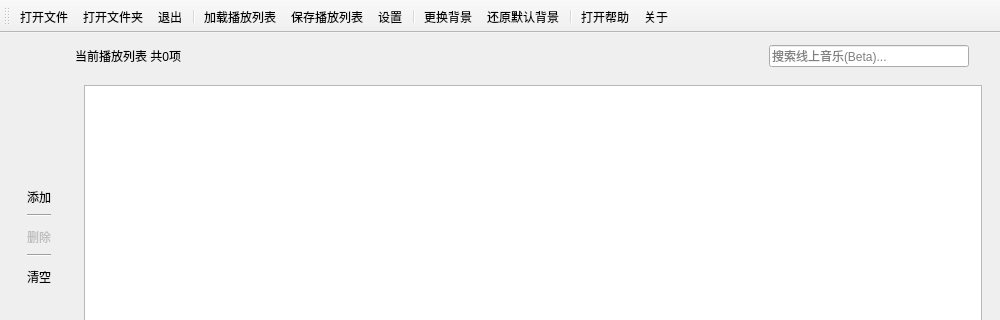
Before: the Qt Designer form src/playerwindow.ui in Remaker01/TinyPlayer, drawn with Qt 5; both pictures show x 0 to 1000 and y 0 to 320 of the 1000 by 667 pixel window.
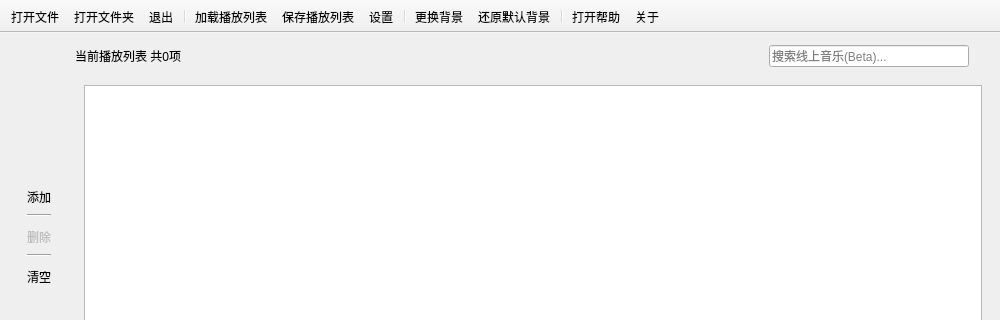
After: the same form once the commit is applied. Icons and pictures are not drawn. Custom widgets are drawn as their Qt base class.

```diff
--- a/src/playerwindow.ui
+++ b/src/playerwindow.ui
@@ -579,6 +579,9 @@
    </layout>
   </widget>
   <widget class="QToolBar" name="toolBar">
+   <property name="movable">
+    <bool>false</bool>
+   </property>
    <property name="iconSize">
     <size>
      <width>30</width>
```
